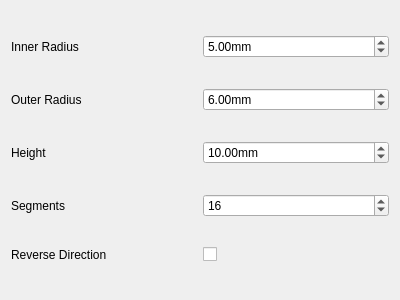
Before: the Qt Designer form DecoratedCylinder.ui in mmaschenk/myfreecadmodule, drawn with Qt 5.
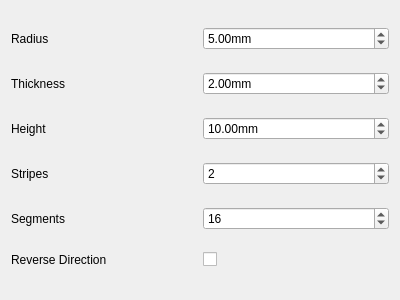
After: the same form once the commit is applied.

Commit message: Solid object for decoratedcylinder working

```diff
--- a/DecoratedCylinder.ui
+++ b/DecoratedCylinder.ui
@@ -14,10 +14,27 @@
    <string>Dialog</string>
   </property>
   <layout class="QGridLayout" name="gridLayout">
-   <item row="0" column="0">
-    <widget class="QLabel" name="label">
+   <item row="1" column="0">
+    <widget class="QLabel" name="label_5">
      <property name="text">
-      <string>Inner Radius</string>
+      <string>Thickness</string>
+     </property>
+    </widget>
+   </item>
+   <item row="4" column="1">
+    <widget class="QSpinBox" name="segments">
+     <property name="value">
+      <number>16</number>
+     </property>
+    </widget>
+   </item>
+   <item row="1" column="1">
+    <widget class="QDoubleSpinBox" name="thickness">
+     <property name="suffix">
+      <string>mm</string>
+     </property>
+     <property name="value">
+      <double>2.000000000000000</double>
      </property>
     </widget>
    </item>
@@ -26,15 +43,28 @@
      <property name="suffix">
       <string>mm</string>
      </property>
+     <property name="decimals">
+      <number>2</number>
+     </property>
+     <property name="maximum">
+      <double>9999999</double>
+     </property>
      <property name="value">
       <double>10.000000000000000</double>
      </property>
     </widget>
    </item>
    <item row="4" column="0">
-    <widget class="QLabel" name="label_4">
+    <widget class="QLabel" name="label_3">
      <property name="text">
-      <string>Reverse Direction</string>
+      <string>Segments</string>
+     </property>
+    </widget>
+   </item>
+   <item row="5" column="1">
+    <widget class="QCheckBox" name="reverse">
+     <property name="text">
+      <string/>
      </property>
     </widget>
    </item>
@@ -45,13 +75,6 @@
      </property>
     </widget>
    </item>
-   <item row="3" column="0">
-    <widget class="QLabel" name="label_3">
-     <property name="text">
-      <string>Segments</string>
-     </property>
-    </widget>
-   </item>
    <item row="0" column="1">
     <widget class="QDoubleSpinBox" name="radius">
      <property name="suffix">
@@ -62,34 +85,31 @@
      </property>
     </widget>
    </item>
+   <item row="5" column="0">
+    <widget class="QLabel" name="label_4">
+     <property name="text">
+      <string>Reverse Direction</string>
+     </property>
+    </widget>
+   </item>
+   <item row="0" column="0">
+    <widget class="QLabel" name="label">
+     <property name="text">
+      <string>Radius</string>
+     </property>
+    </widget>
+   </item>
    <item row="3" column="1">
-    <widget class="QSpinBox" name="segments">
+    <widget class="QSpinBox" name="stripes">
      <property name="value">
-      <number>16</number>
+      <number>2</number>
      </property>
     </widget>
    </item>
-   <item row="4" column="1">
-    <widget class="QCheckBox" name="reverse">
+   <item row="3" column="0">
+    <widget class="QLabel" name="label_6">
      <property name="text">
-      <string/>
-     </property>
-    </widget>
-   </item>
-   <item row="1" column="0">
-    <widget class="QLabel" name="label_5">
-     <property name="text">
-      <string>Outer Radius</string>
-     </property>
-    </widget>
-   </item>
-   <item row="1" column="1">
-    <widget class="QDoubleSpinBox" name="radius2">
-     <property name="suffix">
-      <string>mm</string>
-     </property>
-     <property name="value">
-      <double>6.000000000000000</double>
+      <string>Stripes</string>
      </property>
     </widget>
    </item>
```
The commit also changes 1 other file.
